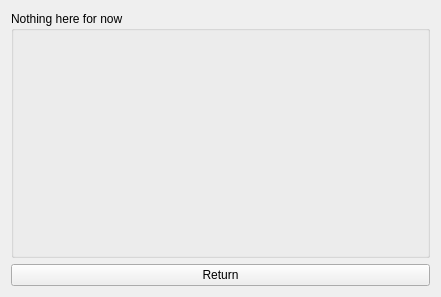
This is GUI/ui_files/json_window.ui in dalvarezo/VIPCALs as Qt 5 draws it before an edit. The edited form follows.
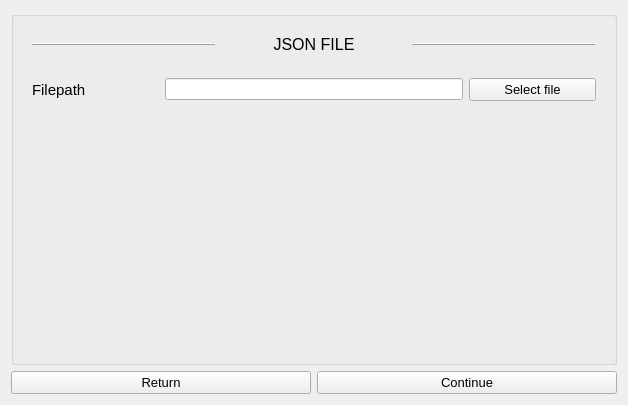
This is the edited form.

The edit to the form file:
```diff
--- a/GUI/ui_files/json_window.ui
+++ b/GUI/ui_files/json_window.ui
@@ -6,28 +6,134 @@
    <rect>
     <x>0</x>
     <y>0</y>
-    <width>441</width>
-    <height>297</height>
+    <width>628</width>
+    <height>405</height>
    </rect>
   </property>
   <property name="windowTitle">
    <string>VIPCALs</string>
   </property>
   <layout class="QGridLayout" name="gridLayout">
-   <item row="0" column="0">
-    <widget class="QGroupBox" name="groupBox">
-     <property name="title">
-      <string>Nothing here for now</string>
-     </property>
-    </widget>
-   </item>
    <item row="1" column="0">
     <widget class="QPushButton" name="return_button">
+     <property name="font">
+      <font>
+       <pointsize>10</pointsize>
+      </font>
+     </property>
      <property name="text">
       <string>Return</string>
      </property>
     </widget>
    </item>
+   <item row="1" column="1">
+    <widget class="QPushButton" name="continue_button">
+     <property name="font">
+      <font>
+       <pointsize>10</pointsize>
+      </font>
+     </property>
+     <property name="text">
+      <string>Continue</string>
+     </property>
+    </widget>
+   </item>
+   <item row="0" column="0" colspan="2">
+    <widget class="QGroupBox" name="jsongroup">
+     <property name="title">
+      <string/>
+     </property>
+     <layout class="QVBoxLayout" name="verticalLayout">
+      <item>
+       <widget class="QWidget" name="json_top" native="true">
+        <layout class="QHBoxLayout" name="horizontalLayout">
+         <item>
+          <widget class="QFrame" name="json_line_L">
+           <property name="frameShape">
+            <enum>QFrame::HLine</enum>
+           </property>
+           <property name="frameShadow">
+            <enum>QFrame::Raised</enum>
+           </property>
+          </widget>
+         </item>
+         <item>
+          <widget class="QLabel" name="label_2">
+           <property name="font">
+            <font>
+             <pointsize>12</pointsize>
+            </font>
+           </property>
+           <property name="text">
+            <string>JSON FILE</string>
+           </property>
+           <property name="alignment">
+            <set>Qt::AlignCenter</set>
+           </property>
+          </widget>
+         </item>
+         <item>
+          <widget class="QFrame" name="json_line_R">
+           <property name="frameShape">
+            <enum>QFrame::HLine</enum>
+           </property>
+           <property name="frameShadow">
+            <enum>QFrame::Raised</enum>
+           </property>
+          </widget>
+         </item>
+        </layout>
+       </widget>
+      </item>
+      <item>
+       <widget class="QWidget" name="json_bottom" native="true">
+        <layout class="QGridLayout" name="gridLayout_2" columnstretch="3,7,3">
+         <item row="0" column="0">
+          <widget class="QLabel" name="filepath_lbl">
+           <property name="font">
+            <font>
+             <pointsize>11</pointsize>
+            </font>
+           </property>
+           <property name="text">
+            <string>Filepath</string>
+           </property>
+          </widget>
+         </item>
+         <item row="0" column="1">
+          <widget class="QLineEdit" name="filepath_line"/>
+         </item>
+         <item row="0" column="2">
+          <widget class="QPushButton" name="filepath_btn">
+           <property name="font">
+            <font>
+             <pointsize>10</pointsize>
+            </font>
+           </property>
+           <property name="text">
+            <string>Select file</string>
+           </property>
+          </widget>
+         </item>
+         <item row="1" column="0" colspan="3">
+          <spacer name="vspacer">
+           <property name="orientation">
+            <enum>Qt::Vertical</enum>
+           </property>
+           <property name="sizeHint" stdset="0">
+            <size>
+             <width>20</width>
+             <height>40</height>
+            </size>
+           </property>
+          </spacer>
+         </item>
+        </layout>
+       </widget>
+      </item>
+     </layout>
+    </widget>
+   </item>
   </layout>
  </widget>
  <resources/>
```
